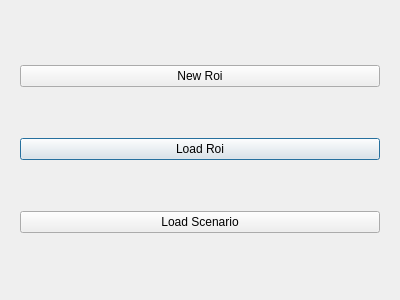
Old version of the form braviz/interaction/qt_guis/roi_builder_start.ui in the repository diego0020/braviz-app.
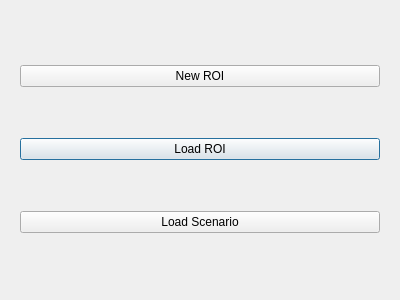
New version of the form.

```diff
--- a/braviz/interaction/qt_guis/roi_builder_start.ui
+++ b/braviz/interaction/qt_guis/roi_builder_start.ui
@@ -32,14 +32,14 @@
       <item row="1" column="2">
        <widget class="QPushButton" name="load_roi_button">
         <property name="text">
-         <string>Load Roi</string>
+         <string>Load ROI</string>
         </property>
        </widget>
       </item>
       <item row="0" column="2">
        <widget class="QPushButton" name="new_roi_button">
         <property name="text">
-         <string>New Roi</string>
+         <string>New ROI</string>
         </property>
        </widget>
       </item>
```
